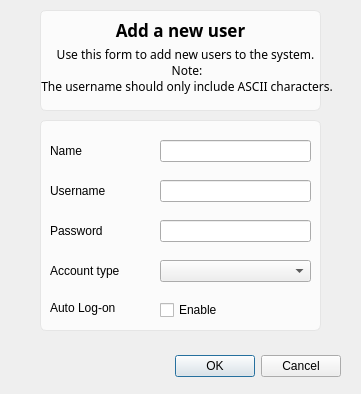
Alex591/answer-generator, file useradder.ui: the form before one commit.
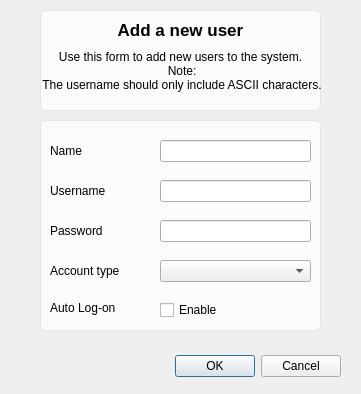
The form after the commit.

```diff
--- a/useradder.ui
+++ b/useradder.ui
@@ -181,9 +181,7 @@
    </property>
    <property name="font">
     <font>
-     <family>Segoe UI Variable Display Semib</family>
      <pointsize>13</pointsize>
-     <weight>75</weight>
      <bold>true</bold>
     </font>
    </property>
@@ -199,14 +197,12 @@
     <rect>
      <x>10</x>
      <y>40</y>
-     <width>351</width>
+     <width>341</width>
      <height>61</height>
     </rect>
    </property>
    <property name="font">
-    <font>
-     <family>Segoe UI Variable Display</family>
-    </font>
+    <font/>
    </property>
    <property name="text">
     <string>Use this form to add new users to the system. 
```
